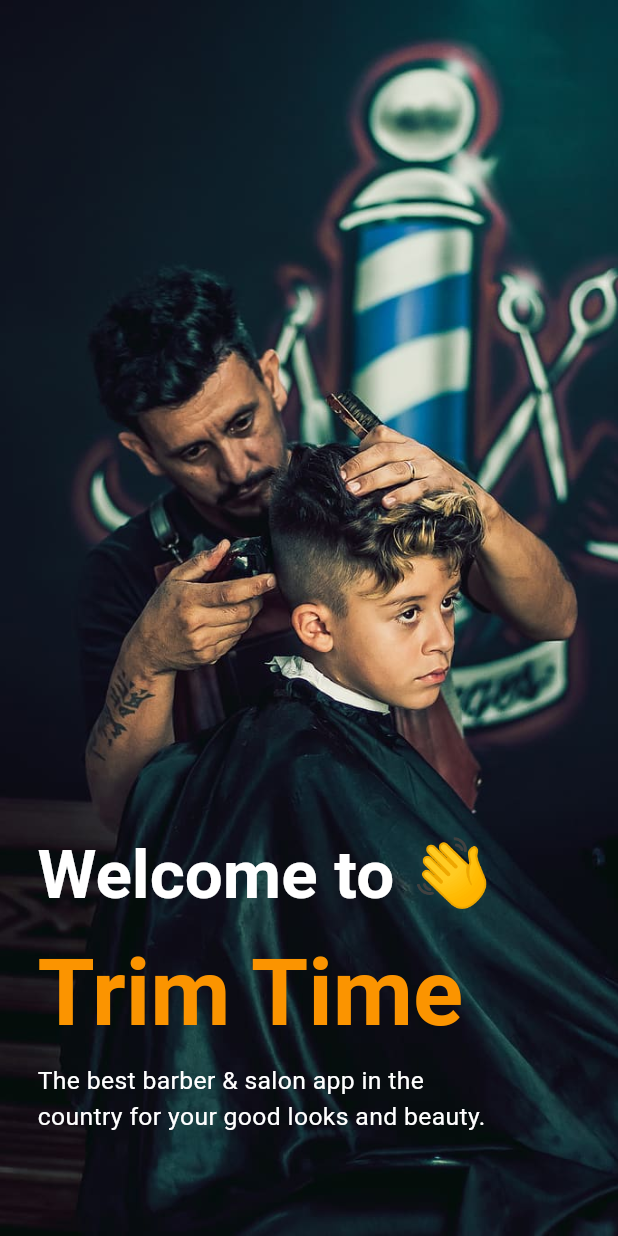
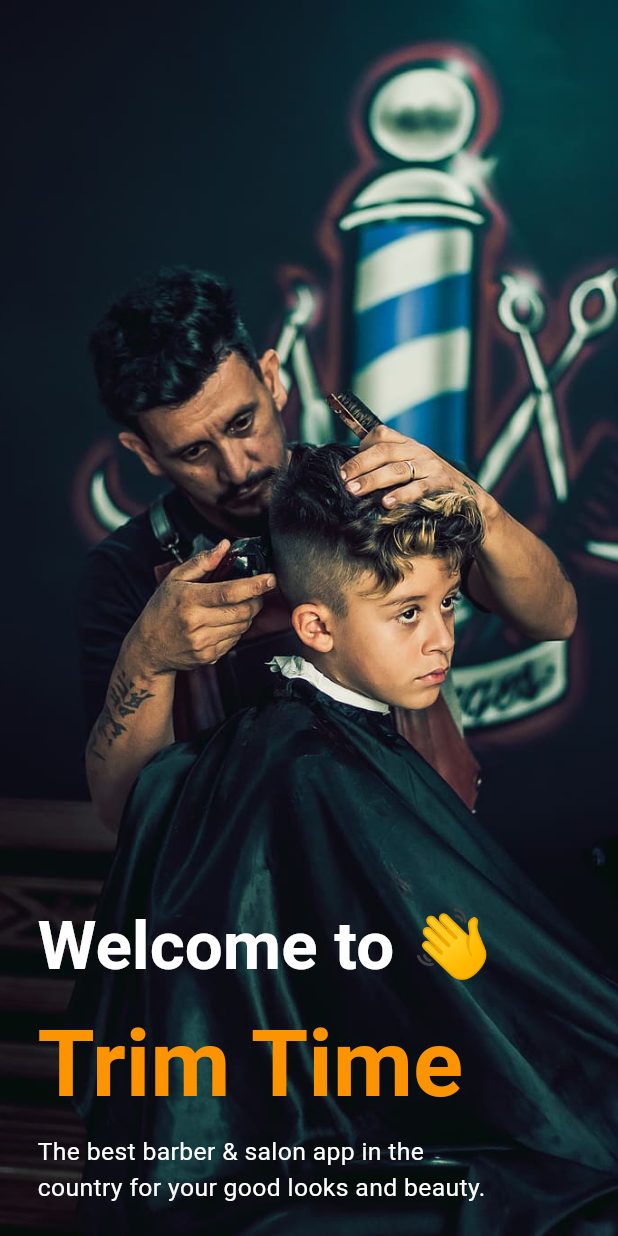
Before and after one commit to MahnoorWaseem/TrimTime-Flutter, a Flutter app: the screen it shows after launch, on a phone screen of 412 x 824 dp. Run offline on Flutter 3.47's test engine with Material 3 defaults, Android fonts, the phone set to English and light mode, and no system bars; drawn by our look-alikes of animated_text_kit, flutter_animate; our stand-ins replace carousel_slider, firebase_core, flutter_spinkit, smooth_page_indicator; accounts and stored records are empty.

Commit message:
(fix): pixel bugs

```diff
--- a/lib/views/onBoardingScreens/welcome_screen.dart
+++ b/lib/views/onBoardingScreens/welcome_screen.dart
@@ -30,9 +30,9 @@ class WelcomeScreen extends StatelessWidget {
             ),
           ),
           child: Container(
-            height: screenWidth * .6,
+            height: screenHeight * .28,
             child: Column(
-              mainAxisAlignment: MainAxisAlignment.start,
+              mainAxisAlignment: MainAxisAlignment.end,
               crossAxisAlignment: CrossAxisAlignment.start,
               children: [
                 DefaultTextStyle(
```
